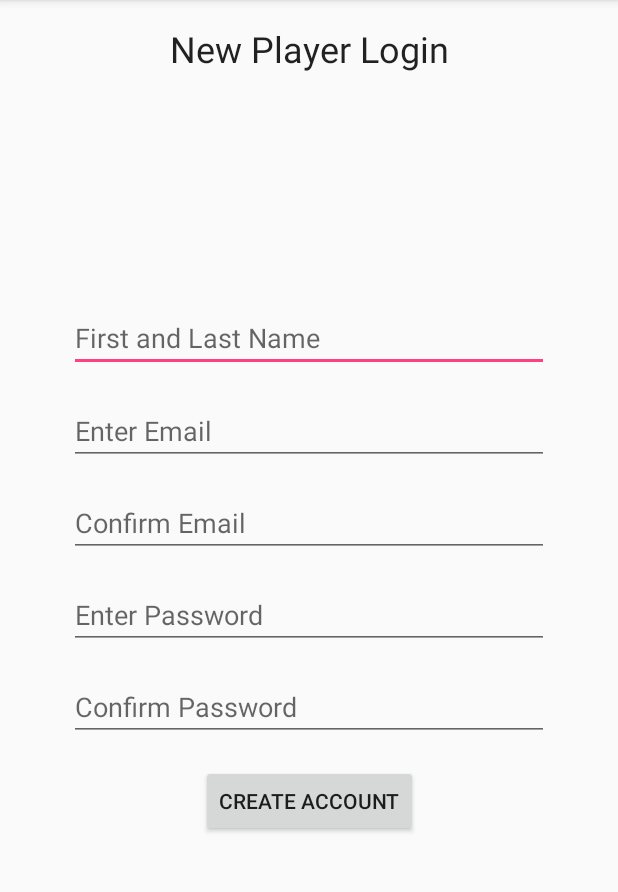
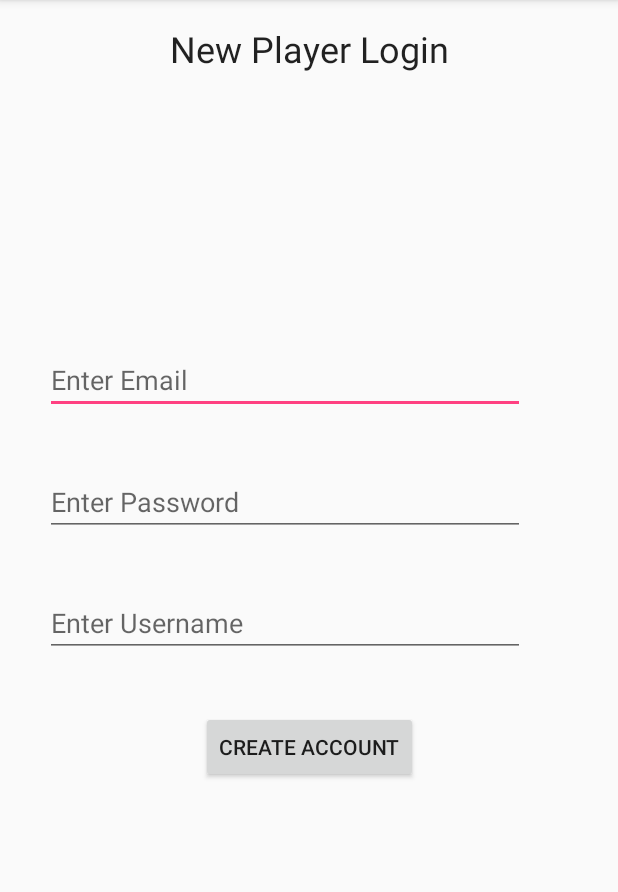
Before and after one commit to ejlnex5/glowing-guacamole, an Android app: the screen it shows after launch (NewUserEntry), after a tap on "CREATE NEW USER", on a phone screen of 412 x 824 dp, the part 84-976 px from its top. Run offline under Robolectric (Android 15) with nearby library versions, the phone set to English and light mode, and no system bars; our stand-ins replace Volley; network calls fail.

Commit message:
ahhh ooohh push it!

```diff
--- a/app/build.gradle
+++ b/app/build.gradle
@@ -39,4 +39,5 @@ dependencies {
     testImplementation 'junit:junit:4.12'
     androidTestImplementation 'com.android.support.test:runner:1.0.2'
     androidTestImplementation 'com.android.support.test.espresso:espresso-core:3.0.2'
+    implementation 'com.android.volley:volley:1.1.0'
 }
--- a/app/src/main/AndroidManifest.xml
+++ b/app/src/main/AndroidManifest.xml
@@ -7,6 +7,7 @@
         android:name="android.hardware.bluetooth_le"
         android:required="true" />
 
+    <uses-permission android:name="android.permission.INTERNET"/>
     <uses-permission android:name="android.permission.BLUETOOTH" />
     <uses-permission android:name="android.permission.BLUETOOTH_ADMIN" />
     <uses-permission android:name="android.permission.ACCESS_COARSE_LOCATION" />
--- /dev/null
+++ b/app/src/main/java/edu/miracosta/cs134/workoutapprefactored/Constants.java
@@ -0,0 +1,6 @@
+package edu.miracosta.cs134.workoutapprefactored;
+
+public class Constants {
+    private static final String ROOT_URL = "http://192.168.56.1/Android/v1/";
+    public static final String URL_REGISTER = ROOT_URL+"registerUser.php";
+}
--- a/app/src/main/java/edu/miracosta/cs134/workoutapprefactored/Login.java
+++ b/app/src/main/java/edu/miracosta/cs134/workoutapprefactored/Login.java
@@ -1,26 +1,121 @@
 package edu.miracosta.cs134.workoutapprefactored;
 
+import android.app.ProgressDialog;
 import android.content.Intent;
 import android.support.v7.app.AppCompatActivity;
 import android.os.Bundle;
 import android.view.View;
+import android.widget.Button;
+import android.widget.EditText;
+import android.widget.Toast;
 
-public class Login extends AppCompatActivity {
+import com.android.volley.AuthFailureError;
+import com.android.volley.Request;
+import com.android.volley.RequestQueue;
+import com.android.volley.Response;
+import com.android.volley.VolleyError;
+import com.android.volley.toolbox.StringRequest;
+import com.android.volley.toolbox.Volley;
+import com.google.android.gms.common.internal.Constants;
+
+import org.json.JSONException;
+import org.json.JSONObject;
+
+import java.io.StringReader;
+import java.util.HashMap;
+import java.util.Map;
+
+import static com.google.android.gms.common.internal.Constants.*;
+
+public class Login extends AppCompatActivity implements View.OnClickListener{
+
+    private EditText editUsername, editEmail, editPassword;
+    private Button buttonSignIn;
+    private ProgressDialog progressDialog;
+    private Button buttonUserEntry;
+
+    public Login() {
+    }
 
     @Override
     protected void onCreate(Bundle savedInstanceState) {
         super.onCreate(savedInstanceState);
         setContentView(R.layout.activity_login);
+
+        editEmail = (EditText) findViewById(R.id.email);
+//        editUsername = (EditText) findViewById(R.id.username);
+        editPassword = (EditText) findViewById(R.id.password);
+
+        buttonSignIn = (Button) findViewById(R.id.SignIn);
+
+        progressDialog = (new ProgressDialog(this));
+
+        buttonSignIn.setOnClickListener(this);
     }
 
+    private void signInUser(){
+        String email = editEmail.getText().toString().trim();
+        String password = editPassword.getText().toString().trim();
+//        String username = editUsername.getText().toString().trim();
 
+        progressDialog.setMessage("Signing in...");
+        progressDialog.show();
+        StringRequest stringRequest = new StringRequest(Request.Method.POST,
+                edu.miracosta.cs134.workoutapprefactored.Constants.URL_REGISTER,
+                new Response.Listener<String>() {
+                    @Override
+                    public void onResponse(String response) {
+                        progressDialog.dismiss();
+                        try {
+                            JSONObject jsonObject = new JSONObject(response);
+
+                            Toast.makeText(getApplicationContext(), jsonObject.getString("message"), Toast.LENGTH_LONG).show();
+                        } catch (JSONException e) {
+                            e.printStackTrace();
+                        }
+                    }
+                },
+                new Response.ErrorListener() {
+                    @Override
+                    public void onErrorResponse(VolleyError error) {
+                        progressDialog.hide();
+                        Toast.makeText(getApplicationContext(), error.getMessage(), Toast.LENGTH_LONG).show();
+
+                    }
+                }) {
+                @Override
+                protected Map<String, String> getParams() throws AuthFailureError {
+                    Map<String,String> params = new HashMap<>();
+                    //params.put("username", username);
+                    params.put("email", email);
+                    params.put("password", password);
+                    return params;
+                }
+
+        };
+
+        RequestHandler.getInstance(this).addToRequestQueue(stringRequest);
+    }
+
+    public void onClick(View view){
+        if (view == buttonSignIn) {
+            signInUser() ;
+        }
+        else if( view == buttonUserEntry) {
+            navigateToNewUserEntry(view);
+        }
+    }
+
+/*
     public void navigateToDiary(View view) {
-        Intent navi = new Intent(this,WorkoutDiary.class);
+        Intent navi = new Intent(this, WorkoutDiary.class);
         startActivity(navi);
     }
 
+*/
     public void navigateToNewUserEntry(View view) {
         Intent navi = new Intent(this,NewUserEntry.class);
         startActivity(navi);
     }
+
 }
--- a/app/src/main/java/edu/miracosta/cs134/workoutapprefactored/NewUserEntry.java
+++ b/app/src/main/java/edu/miracosta/cs134/workoutapprefactored/NewUserEntry.java
@@ -1,31 +1,104 @@
 package edu.miracosta.cs134.workoutapprefactored;
 
+import android.app.ProgressDialog;
 import android.content.Intent;
 import android.support.v7.app.AppCompatActivity;
 import android.os.Bundle;
 import android.view.View;
+import android.widget.Button;
+import android.widget.EditText;
+import android.widget.Toast;
 
-public class NewUserEntry extends AppCompatActivity {
+import com.android.volley.AuthFailureError;
+import com.android.volley.Request;
+import com.android.volley.Response;
+import com.android.volley.VolleyError;
+import com.android.volley.toolbox.StringRequest;
 
+import org.json.JSONException;
+import org.json.JSONObject;
+
+import java.util.HashMap;
+import java.util.Map;
+
+public class NewUserEntry extends AppCompatActivity implements View.OnClickListener {
+
+
+    private EditText editUsername, editEmail, editPassword;
+    private ProgressDialog progressDialog;
+    private Button buttonUserEntry;
+
+    public NewUserEntry() {
+    }
+
+    @Override
     protected void onCreate(Bundle savedInstanceState) {
         super.onCreate(savedInstanceState);
         setContentView(R.layout.activity_new_user_entry);
+
+        editEmail = (EditText) findViewById(R.id.newemail);
+        editUsername = (EditText) findViewById(R.id.newusername);
+        editPassword = (EditText) findViewById(R.id.newpassword);
+
+        buttonUserEntry = (Button) findViewById(R.id.buttonUserEntry);
+
+        progressDialog = (new ProgressDialog(this));
+
+        buttonUserEntry.setOnClickListener(this);
     }
 
-/*    Button firstChild = (Button) findViewById(R.id.WorkoutDiary);
-    firstChild.setOnClickListener(new View.OnClickListener()) {
-        @Override
-        public void OnClick(View v) {
-            Intent intent = new Intent(getApplicationContext(), WorkoutDiary.class);
-            startActivity(intent);
-        }
-    });
-*/
+    private void createUser(){
+        String email = editEmail.getText().toString().trim();
+        String password = editPassword.getText().toString().trim();
+        String username = editUsername.getText().toString().trim();
 
-    public void navigateToMenu(View view) {
+        progressDialog.setMessage("Creating user...");
+        progressDialog.show();
+        StringRequest stringRequest = new StringRequest(Request.Method.POST,
+                edu.miracosta.cs134.workoutapprefactored.Constants.URL_REGISTER,
+                new Response.Listener<String>() {
+                    @Override
+                    public void onResponse(String response) {
+                        progressDialog.dismiss();
+                        try {
+                            JSONObject jsonObject = new JSONObject(response);
 
-        Intent toMenu = new Intent(this, WorkoutDiary.class);
-        startActivity(toMenu);
+                            Toast.makeText(getApplicationContext(), jsonObject.getString("message"), Toast.LENGTH_LONG).show();
+                        } catch (JSONException e) {
+                            e.printStackTrace();
+                        }
+                    }
+                },
+                new Response.ErrorListener() {
+                    @Override
+                    public void onErrorResponse(VolleyError error) {
+                        progressDialog.hide();
+                        Toast.makeText(getApplicationContext(), error.getMessage(), Toast.LENGTH_LONG).show();
+
+                    }
+                }) {
+            @Override
+            protected Map<String, String> getParams() throws AuthFailureError {
+                Map<String,String> params = new HashMap<>();
+                params.put("username", username);
+                params.put("email", email);
+                params.put("password", password);
+                return params;
+            }
+
+        };
+
+        RequestHandler.getInstance(this).addToRequestQueue(stringRequest);
     }
 
+    public void onClick(View view) {
+        if (view == buttonUserEntry) {
+            createUser();
+            Intent toMenu = new Intent(this, WorkoutDiary.class);
+            startActivity(toMenu);
+        }
+    }
+
+
+
 }
--- a/app/src/main/res/layout/activity_new_user_entry.xml
+++ b/app/src/main/res/layout/activity_new_user_entry.xml
@@ -28,7 +28,7 @@
         app:layout_constraintTop_toBottomOf="@+id/textView">
 
         <Button
-            android:id="@+id/button"
+            android:id="@+id/buttonUserEntry"
             android:layout_width="wrap_content"
             android:layout_height="wrap_content"
             android:layout_marginBottom="16dp"
@@ -38,82 +38,42 @@
             android:elevation="8dp"
             android:text="@string/create_account"
             android:visibility="visible"
-            android:onClick="navigateToMenu"
             app:layout_constraintBottom_toBottomOf="parent"
             app:layout_constraintEnd_toEndOf="parent"
-            app:layout_constraintStart_toStartOf="parent" />
+            app:layout_constraintHorizontal_bias="0.5"
+            app:layout_constraintStart_toStartOf="parent"
+            app:layout_constraintTop_toBottomOf="@+id/newusername"
+            tools:ignore="RtlCompat" />
 
         <EditText
-            android:id="@+id/name"
+            android:id="@+id/newemail"
             android:layout_width="320dp"
             android:layout_height="wrap_content"
-            android:layout_marginBottom="16dp"
-            android:layout_marginEnd="16dp"
-            android:layout_marginStart="16dp"
-            android:layout_marginTop="7dp"
             android:ems="10"
-            android:hint="@string/new_user"
-            android:inputType="textPersonName"
-            app:layout_constraintBottom_toTopOf="@+id/email"
-            app:layout_constraintEnd_toEndOf="parent"
-            app:layout_constraintStart_toStartOf="parent"
+            android:hint="@string/enter_email"
+            android:inputType="textEmailAddress"
+            app:layout_constraintBottom_toTopOf="@+id/newpassword"
             app:layout_constraintTop_toTopOf="parent" />
 
         <EditText
-            android:id="@+id/email"
+            android:id="@+id/newpassword"
             android:layout_width="320dp"
             android:layout_height="wrap_content"
-            android:layout_marginBottom="16dp"
-            android:layout_marginEnd="16dp"
-            android:layout_marginStart="16dp"
             android:ems="10"
-            android:hint="@string/enter_email"
-            android:inputType="textEmailAddress"
-            app:layout_constraintBottom_toTopOf="@+id/confirmemail"
-            app:layout_constraintEnd_toEndOf="parent"
-            app:layout_constraintStart_toStartOf="parent" />
+            android:hint="@string/enter_password"
+            android:inputType="textPassword"
+            app:layout_constraintBottom_toTopOf="@+id/newusername"
+            app:layout_constraintTop_toBottomOf="@+id/newemail" />
 
         <EditText
-            android:id="@+id/confirmemail"
+            android:id="@+id/newusername"
             android:layout_width="320dp"
             android:layout_height="wrap_content"
-            android:layout_marginBottom="16dp"
-            android:layout_marginEnd="16dp"
-            android:layout_marginStart="16dp"
             android:ems="10"
-            android:hint="@string/confirm_email"
-            android:inputType="textEmailAddress"
-            app:layout_constraintBottom_toTopOf="@+id/password"
-            app:layout_constraintEnd_toEndOf="parent"
-            app:layout_constraintStart_toStartOf="parent" />
-
-        <EditText
-            android:id="@+id/password"
-            android:layout_width="320dp"
-            android:layout_height="wrap_content"
-            android:layout_marginBottom="16dp"
-            android:layout_marginEnd="16dp"
-            android:layout_marginStart="16dp"
-            android:ems="10"
-            android:hint="@string/enter_password"
-            android:inputType="numberPassword"
-            app:layout_constraintBottom_toTopOf="@+id/confirmpassword"
-            app:layout_constraintEnd_toEndOf="parent"
-            app:layout_constraintStart_toStartOf="parent" />
-
-        <EditText
-            android:id="@+id/confirmpassword"
-            android:layout_width="320dp"
-            android:layout_height="wrap_content"
-            android:layout_marginBottom="16dp"
-            android:layout_marginEnd="16dp"
-            android:layout_marginStart="16dp"
-            android:ems="10"
-            android:hint="@string/confirm_password"
-            android:inputType="numberPassword"
-            app:layout_constraintBottom_toTopOf="@+id/button"
-            app:layout_constraintEnd_toEndOf="parent"
-            app:layout_constraintStart_toStartOf="parent" />
+            android:hint="@string/new_user"
+            android:inputType="textAutoComplete"
+            app:layout_constraintBottom_toTopOf="@+id/buttonUserEntry"
+            app:layout_constraintTop_toBottomOf="@+id/newpassword" />
 
     </android.support.constraint.ConstraintLayout>
 
--- a/app/src/main/res/values/strings.xml
+++ b/app/src/main/res/values/strings.xml
@@ -10,7 +10,7 @@
     <string name="new_player_stats">New Player Stats</string>
     <string name="entry_hint">Enter Info</string>
     <string name="name">Name</string>
-    <string name="new_user">First and Last Name</string>
+    <string name="new_user">Enter Username</string>
     <string name="weight_hint">Enter Weight</string>
     <string name="enter_email">Enter Email</string>
     <string name="confirm_email">Confirm Email</string>
```
Also changed, not shown: app/src/main/java/edu/miracosta/cs134/workoutapprefactored/RequestHandler.java (added, +39 -0 lines), app/src/main/res/layout/activity_login.xml (+15 -17 lines), app/src/main/res/layout/content_workout_diary.xml (+0 -9 lines).
